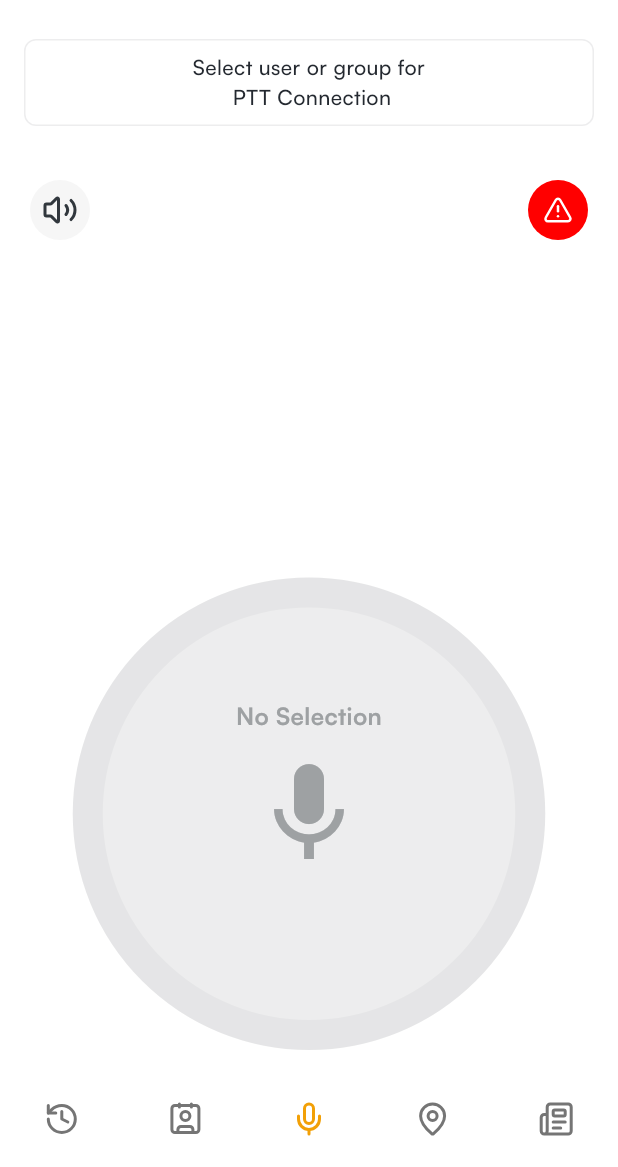
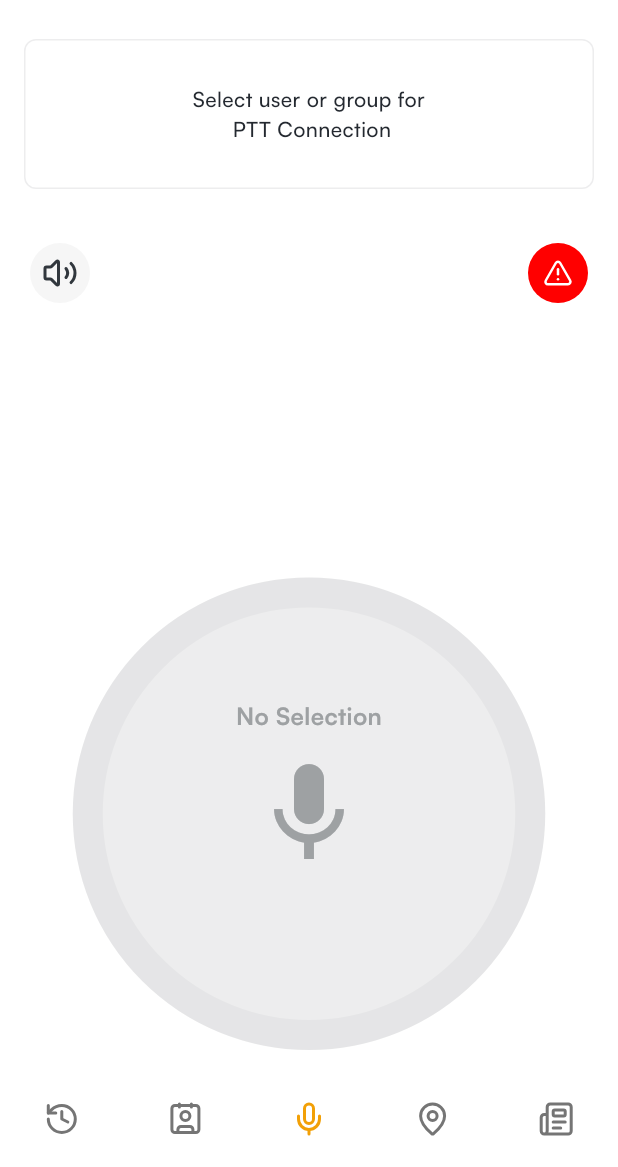
Before and after one commit to mominak47/talkliner-mobile-app, a Flutter app: the HomeView screen opened by its route, item 3 of the bottom bar chosen, on a phone screen of 412 x 824 dp, the part 69-1236 px from its top. Run offline on Flutter 3.47's test engine with Material 3 defaults, Android fonts, the light colour scheme and no system bars; our stand-ins replace audioplayers, battery_plus, connectivity_plus, firebase_core, firebase_messaging, flutter_local_notifications and 6 more; missing offline and left inert: livekit_client, ms_undraw, qr_code_dart_scan; accounts and stored records are empty; network calls fail.

Commit message:
Dark Mode ✅️

```diff
--- a/lib/app/views/home/screens/contacts/contacts_screen.dart
+++ b/lib/app/views/home/screens/contacts/contacts_screen.dart
@@ -186,7 +186,9 @@ class ContactsScreen extends StatelessWidget {
                   onPressed: () {
                     homeController.createAppBar(
                       AppBar(
-                        title: TextField(
+                        title: SizedBox(
+                          height: 48, // Fixed height for the search field
+                          child: TextField(
                             autofocus: true,
                             decoration: InputDecoration(
                               hintText: "Search",
@@ -198,6 +200,7 @@ class ContactsScreen extends StatelessWidget {
                               ),
                             ),
                             textInputAction: TextInputAction.search,
+                          ),
                         ),
 
                         actions: [
--- a/lib/app/views/home/screens/pushtotalk/push_to_talk_screen.dart
+++ b/lib/app/views/home/screens/pushtotalk/push_to_talk_screen.dart
@@ -22,6 +22,7 @@ class _PushToTalkScreenState extends State<PushToTalkScreen> {
 
   @override
   Widget build(BuildContext context) {
+    bool isDarkMode = Theme.of(context).brightness == Brightness.dark;
     return Center(
       child: Obx(
         () => Column(
@@ -39,12 +40,12 @@ class _PushToTalkScreenState extends State<PushToTalkScreen> {
                       // Volume control button
                       IconButton(
                         style: IconButton.styleFrom(
-                          backgroundColor: TalklinerThemeColors.gray020,
+                          backgroundColor: isDarkMode ? TalklinerThemeColors.gray800 : TalklinerThemeColors.gray020,
                           shape: const CircleBorder(),
                         ),
-                        icon: const Icon(
+                        icon: Icon(
                           LucideIcons.volume2,
-                          color: TalklinerThemeColors.gray700,
+                          color: isDarkMode ? TalklinerThemeColors.gray100 : TalklinerThemeColors.gray700,
                           size: 24,
                         ),
                         onPressed: () {
--- a/lib/app/views/home/screens/pushtotalk/widgets/selected_user.dart
+++ b/lib/app/views/home/screens/pushtotalk/widgets/selected_user.dart
@@ -19,6 +19,8 @@ class SelectedUser extends StatelessWidget {
         padding: EdgeInsets.all(16),
         child: Container(
           width: double.infinity,
+          height: 100,
+          alignment: Alignment.center,
           decoration: BoxDecoration(
             borderRadius: BorderRadius.circular(8),
             border: Border.all(
```
Lines whose indentation alone changed are shown as unchanged.
